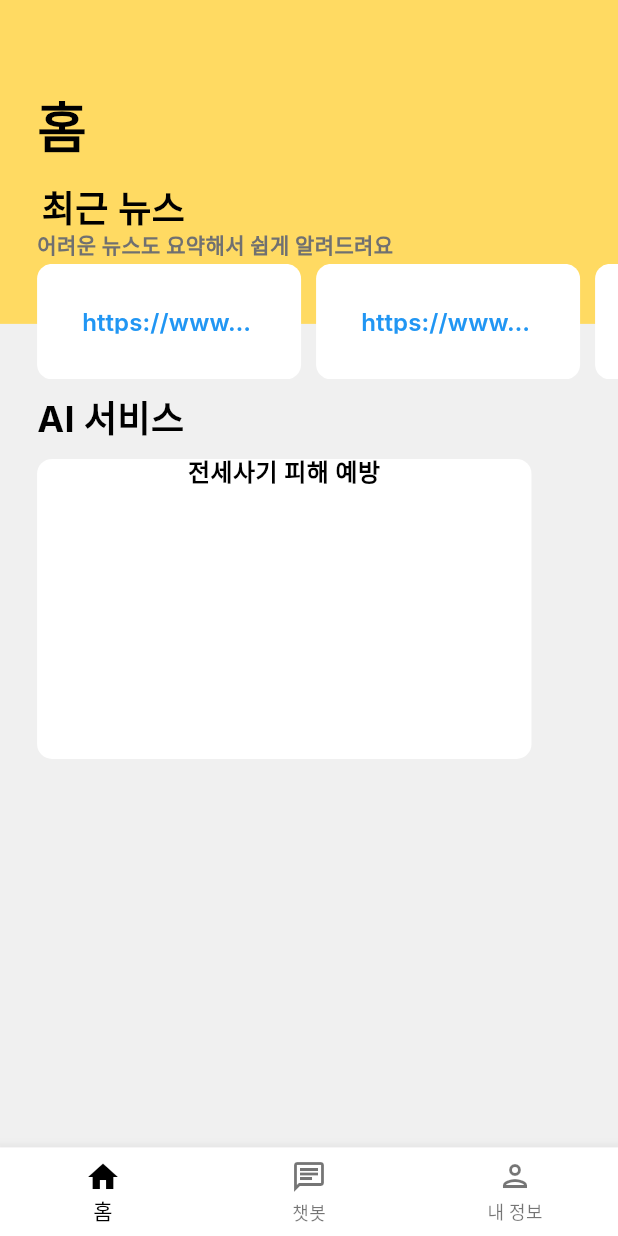
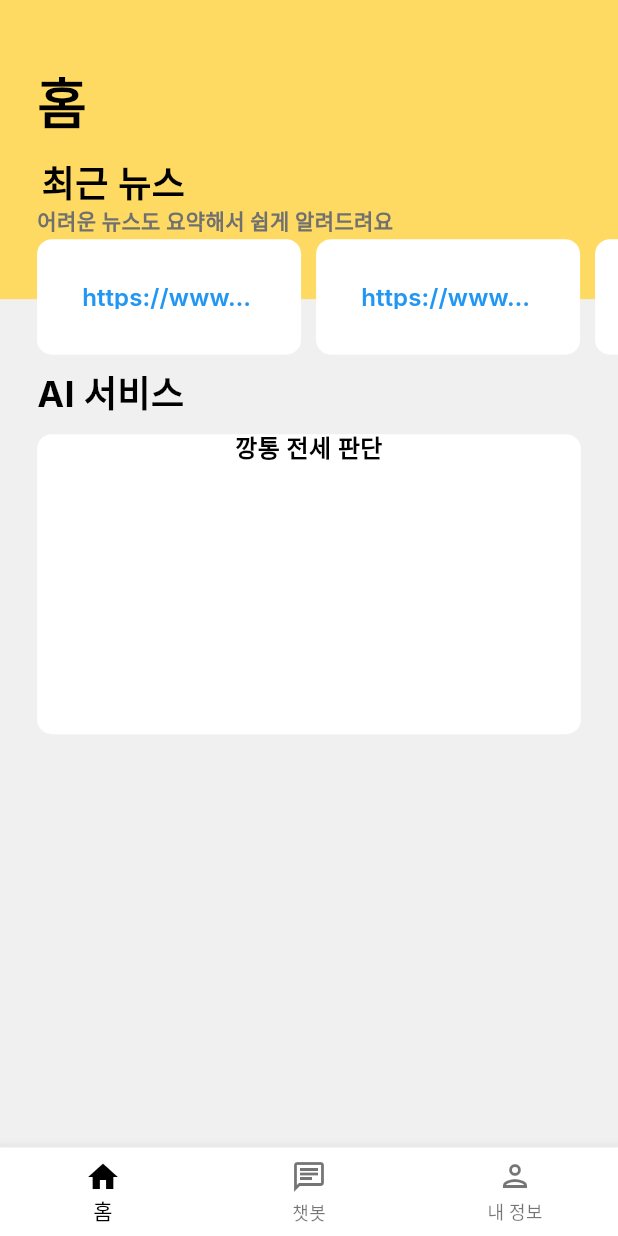
Before and after one commit to KNU-Eight/TeamProject-Eight, a Flutter app: the screen it shows after launch, after a tap on "로그인", on a phone screen of 412 x 824 dp. Run offline on Flutter 3.47's test engine with Material 3 defaults, Android fonts, the phone set to English and light mode, and no system bars; network calls fail; Roboto replaces fonts that are missing (Inter).

Commit message:
채팅 페이지 구현
-채팅 페이지 나의 채팅 구현
-채팅 버블 위젯 생성
-로그인 버튼 이미지 변경

```diff
--- a/lib/screens/home_page.dart
+++ b/lib/screens/home_page.dart
@@ -17,6 +17,7 @@ class _HomePageState extends State<HomePage>{
   Widget build(BuildContext context) {
     final screenWidth = MediaQuery.of(context).size.width;
     final screenHeight = MediaQuery.of(context).size.height;
+    final double startPosition = 0.06;
     return Scaffold(
       body: Container(
         width: screenWidth, // 동적 너비
@@ -30,13 +31,13 @@ class _HomePageState extends State<HomePage>{
               top: 0,
               child: Container(
                 width: screenWidth,
-                height: screenHeight * 0.08 + 150,
+                height: screenHeight * startPosition + 150,
                 decoration: BoxDecoration(color: const Color(0xFFFFDA62)),
               ),
             ),
             Positioned(
-              left: screenWidth * 0.06,
-              top: screenHeight * 0.08 + 90,
+              left: screenWidth * startPosition,
+              top: screenHeight * startPosition + 90,
               child: Text(
                 '어려운 뉴스도 요약해서 쉽게 알려드려요',
                 textAlign: TextAlign.center,
@@ -50,8 +51,8 @@ class _HomePageState extends State<HomePage>{
               ),
             ),
             Positioned(
-              left: screenWidth * 0.06,
-              top: screenHeight * 0.08 + 60,
+              left: screenWidth * startPosition,
+              top: screenHeight * startPosition + 60,
               child: Text(
                 '최근 뉴스 ',
                 textAlign: TextAlign.center,
@@ -65,8 +66,8 @@ class _HomePageState extends State<HomePage>{
               ),
             ),
             Positioned(
-              left: screenWidth * 0.06,
-              top: screenHeight * 0.08,
+              left: screenWidth * startPosition,
+              top: screenHeight * startPosition,
               child: Text(
                 '홈',
                 textAlign: TextAlign.center,
@@ -80,15 +81,15 @@ class _HomePageState extends State<HomePage>{
               ),
             ),
             Positioned(   //뉴스 컨테이너
-              left: screenWidth * 0.06,
-              top: screenHeight * 0.08 + 110,
+              left: screenWidth * startPosition,
+              top: screenHeight * startPosition + 110,
               child: NewsListBuilder(
                 newsLinks: widget.newsLinks,
               )
             ),
             Positioned(
               left: screenWidth,
-              top: screenHeight * 0.08 + 150,
+              top: screenHeight * startPosition + 150,
               child: Container(
                 width: 162,
                 height: 77,
@@ -101,8 +102,8 @@ class _HomePageState extends State<HomePage>{
               ),
             ),
             Positioned(
-              left: screenWidth * 0.06,
-              top: screenHeight * 0.08 + 200,
+              left: screenWidth * startPosition,
+              top: screenHeight * startPosition + 200,
               child: Text(
                 'AI 서비스',
                 textAlign: TextAlign.center,
@@ -116,10 +117,10 @@ class _HomePageState extends State<HomePage>{
               ),
             ),
             Positioned(
-              left: screenWidth * 0.06,
-              top: screenHeight * 0.08 + 240,
+              left: screenWidth * startPosition,
+              top: screenHeight * startPosition + 240,
               child: Container(
-                width: screenWidth * 0.8,
+                width: screenWidth * 0.88,
                 height: 200,
                 decoration: ShapeDecoration(
                   color: Colors.white,
@@ -128,7 +129,7 @@ class _HomePageState extends State<HomePage>{
                   ),
                 ),
                 child: Text(
-                  '전세사기 피해 예방',
+                  '깡통 전세 판단',     //이 부분에 사용자 접근성을 고려한 AI간략화 기능이 있으면 좋을듯
                   textAlign: TextAlign.center,
                   style: TextStyle(
                     color: Colors.black,
--- a/lib/screens/login_page.dart
+++ b/lib/screens/login_page.dart
@@ -1,6 +1,4 @@
 import 'package:flutter/material.dart';
-
-import 'home_page.dart';
 import 'main_page_view.dart';
 
 class LoginPage extends StatefulWidget{
@@ -94,7 +92,7 @@ class _LoginState extends State<LoginPage> {
                   InkWell(
                     onTap:(){
                       Navigator.of(context).push(
-                        MaterialPageRoute(builder: (context) => MainPageView(newsLinks: widget.newsLinks))
+                        MaterialPageRoute(builder: (context) => SafeArea(child: MainPageView(newsLinks: widget.newsLinks)))
                       );
                     },
                     child: Container(
@@ -120,7 +118,7 @@ class _LoginState extends State<LoginPage> {
                             height: 18,
                             clipBehavior: Clip.antiAlias,
                             decoration: BoxDecoration(),
-                            child: Icon(Icons.person_add_outlined, size: 18, color: Color(0xFF0000FF)),
+                            child: Icon(Icons.login_outlined, size: 18, color: Color(0xFF0000FF)),
                           ),
                           Row(
                             mainAxisSize: MainAxisSize.min,
--- a/lib/screens/main_page_view.dart
+++ b/lib/screens/main_page_view.dart
@@ -2,6 +2,8 @@ import 'package:flutter/material.dart';
 import 'package:prevent_rental_fraud/screens/home_page.dart';
 import 'package:prevent_rental_fraud/screens/intro_page.dart';
 import 'package:prevent_rental_fraud/widgets/navigation_bar_item.dart';
+
+import 'chatbot_page.dart';
 
 //Bottom Navigation Items
 const _bnbItems = [
@@ -37,13 +39,16 @@ class MainPageView extends StatefulWidget{
 
 class _MainPageViewState extends State<MainPageView>{
   final _pageController = PageController();
-  late TabController _tabController; // TabController 추가
   int _pageIndex = 0;    //현재 페이지 인덱스
   late List<Widget> _pages;
-
+  @override
+  void dispose(){
+    _pageController.dispose();
+    super.dispose();
+  }
   @override
   Widget build(BuildContext context) {
-    _pages = [HomePage(newsLinks: widget.newsLinks,), IntroPage()];
+    _pages = [HomePage(newsLinks: widget.newsLinks,), ChatbotPage()];
     return Scaffold(
       body: PageView(
         physics: const NeverScrollableScrollPhysics(),
--- a/lib/widgets/news_container.dart
+++ b/lib/widgets/news_container.dart
@@ -55,6 +55,7 @@ class _NewsContainerState extends State<NewsContainer> with SingleTickerProvider
     showModalBottomSheet(
       context: context,
       isScrollControlled: true,
+      useSafeArea: true,
       builder: (context) {
         return DraggableScrollableSheet(
           expand: false,
```
Also changed, not shown: lib/screens/chatbot_page.dart (added, +131 -0 lines), lib/widgets/chat_bubble.dart (added, +31 -0 lines), lib/widgets/draw_bubble.dart (added, +72 -0 lines), lib/widgets/message_container.dart (added, +33 -0 lines).
